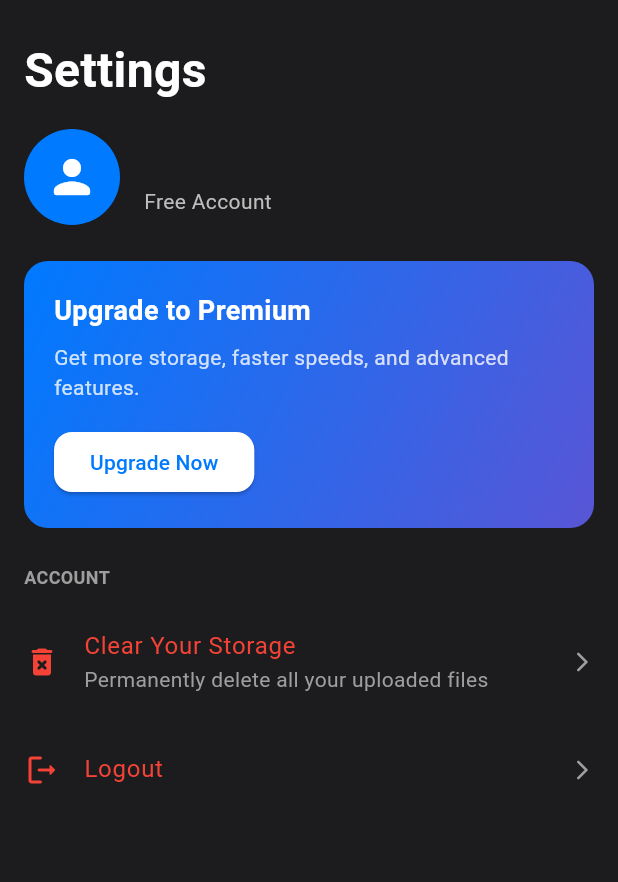
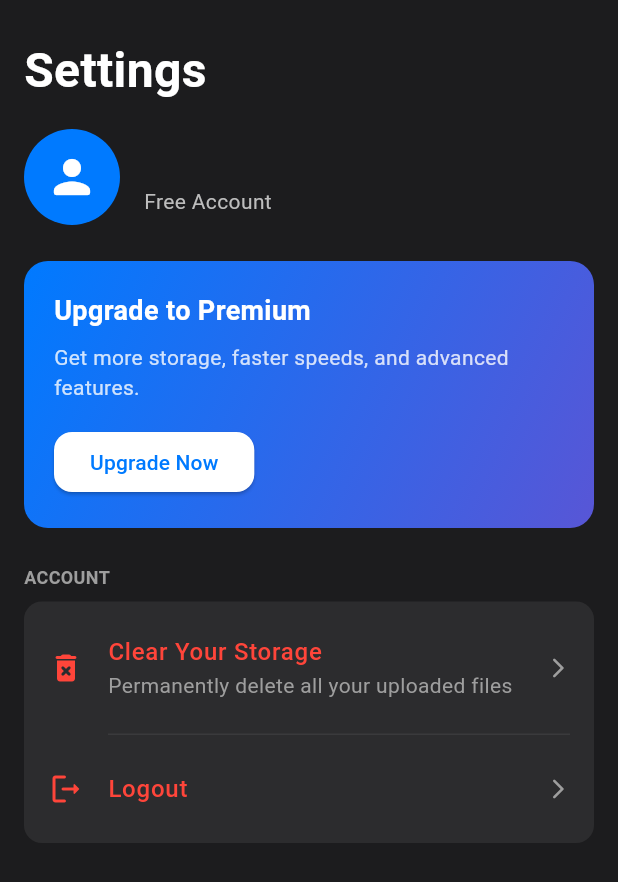
Before and after one commit to dadyutenga/file_share, a Flutter app: the SettingsScreen screen opened directly, on a phone screen of 412 x 824 dp. Shown: the top 882 px of the screen. Run offline on Flutter 3.47's test engine with Material 3 defaults, Android fonts, the phone set to English and light mode, and no system bars; our stand-ins replace connectivity_plus, device_info_plus, dio, file_picker, flutter_secure_storage, flutter_staggered_animations and 5 more; accounts and stored records are empty.

Commit message:
feat: Enhance SettingsScreen UI with improved layout and styling for file deletion and logout options

```diff
--- a/lib/screens/SettingsScreen.dart
+++ b/lib/screens/SettingsScreen.dart
@@ -155,9 +155,16 @@ class _SettingsScreenState extends State<SettingsScreen> {
             _buildPremiumCard(),
             const SizedBox(height: 24),
             _buildSectionTitle('Account'),
+            Container(
+              decoration: BoxDecoration(
+                color: const Color(0xFF2C2C2E),
+                borderRadius: BorderRadius.circular(12),
+              ),
+              child: Column(
+                children: [
                   _buildSettingsTile(
                     icon: Icons.delete_forever_rounded,
-              color: Colors.red,
+                    color: const Color(0xFFFF453A),
                     title: 'Clear Your Storage',
                     subtitle: 'Permanently delete all your uploaded files',
                     onTap: _isDeleting ? null : _handleDeleteAllFiles,
@@ -165,15 +172,36 @@ class _SettingsScreenState extends State<SettingsScreen> {
                         ? const SizedBox(
                             width: 20,
                             height: 20,
-                      child: CircularProgressIndicator(strokeWidth: 2),
+                            child: CircularProgressIndicator(
+                              strokeWidth: 2,
+                              color: Color(0xFFFF453A),
+                            ),
                           )
-                  : null,
+                        : const Icon(
+                            Icons.arrow_forward_ios_rounded,
+                            size: 16,
+                            color: Colors.grey,
+                          ),
+                  ),
+                  const Divider(
+                    color: Color(0xFF3A3A3C),
+                    height: 1,
+                    indent: 56,
+                    endIndent: 16,
                   ),
                   _buildSettingsTile(
                     icon: Icons.logout_rounded,
-              color: Colors.red,
+                    color: const Color(0xFFFF453A),
                     title: 'Logout',
                     onTap: _handleLogout,
+                    trailing: const Icon(
+                      Icons.arrow_forward_ios_rounded,
+                      size: 16,
+                      color: Colors.grey,
+                    ),
+                  ),
+                ],
+              ),
             ),
           ],
         ),
@@ -279,22 +307,20 @@ class _SettingsScreenState extends State<SettingsScreen> {
     Widget? trailing,
   }) {
     return ListTile(
-      contentPadding: const EdgeInsets.symmetric(vertical: 4),
+      contentPadding: const EdgeInsets.symmetric(vertical: 8, horizontal: 16),
       leading: Icon(icon, color: color ?? Colors.grey[400]),
       title: Text(
         title,
-        style: TextStyle(color: color ?? Colors.white, fontSize: 16),
+        style: TextStyle(
+          color: color ?? Colors.white,
+          fontSize: 16,
+          fontWeight: FontWeight.w500,
+        ),
       ),
       subtitle: subtitle != null
           ? Text(subtitle, style: TextStyle(color: Colors.grey[500]))
           : null,
-      trailing:
-          trailing ??
-          const Icon(
-            Icons.arrow_forward_ios_rounded,
-            size: 16,
-            color: Colors.grey,
-          ),
+      trailing: trailing,
       onTap: onTap,
     );
   }
```
Lines whose indentation alone changed are shown as unchanged.
